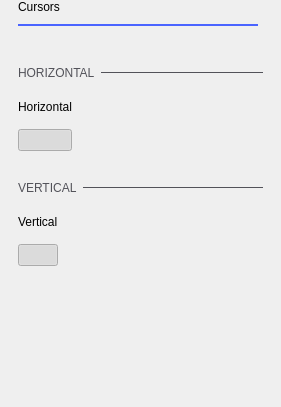
analogdevicesinc/scopy, file ui/cursors_settings.ui: the form before one commit.
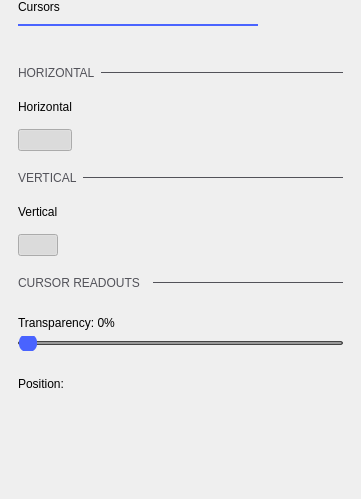
The form after the commit. Custom widgets are drawn as their Qt base class.

Commit message: Cursor settings: Add controls for the cursor readouts position and transparency

Patch:
```diff
--- a/ui/cursors_settings.ui
+++ b/ui/cursors_settings.ui
@@ -6,8 +6,8 @@
    <rect>
     <x>0</x>
     <y>0</y>
-    <width>281</width>
-    <height>407</height>
+    <width>361</width>
+    <height>499</height>
    </rect>
   </property>
   <property name="windowTitle">
@@ -216,7 +216,7 @@
      <property name="sizeHint" stdset="0">
       <size>
        <width>0</width>
-       <height>30</height>
+       <height>20</height>
       </size>
      </property>
     </spacer>
@@ -330,6 +330,223 @@
      </item>
     </layout>
    </item>
+   <item>
+    <layout class="QVBoxLayout" name="verticalLayout_2">
+     <property name="leftMargin">
+      <number>0</number>
+     </property>
+     <property name="topMargin">
+      <number>0</number>
+     </property>
+     <property name="rightMargin">
+      <number>0</number>
+     </property>
+    </layout>
+   </item>
+   <item>
+    <spacer name="verticalSpacer_8">
+     <property name="orientation">
+      <enum>Qt::Vertical</enum>
+     </property>
+     <property name="sizeType">
+      <enum>QSizePolicy::Fixed</enum>
+     </property>
+     <property name="sizeHint" stdset="0">
+      <size>
+       <width>0</width>
+       <height>20</height>
+      </size>
+     </property>
+    </spacer>
+   </item>
+   <item>
+    <layout class="QVBoxLayout" name="readoutsLayout">
+     <property name="spacing">
+      <number>6</number>
+     </property>
+     <property name="leftMargin">
+      <number>0</number>
+     </property>
+     <property name="topMargin">
+      <number>0</number>
+     </property>
+     <property name="bottomMargin">
+      <number>20</number>
+     </property>
+     <item>
+      <layout class="QHBoxLayout" name="horizontalLayout_4">
+       <property name="topMargin">
+        <number>0</number>
+       </property>
+       <item>
+        <widget class="QLabel" name="label_6">
+         <property name="sizePolicy">
+          <sizepolicy hsizetype="Fixed" vsizetype="Fixed">
+           <horstretch>0</horstretch>
+           <verstretch>0</verstretch>
+          </sizepolicy>
+         </property>
+         <property name="styleSheet">
+          <string notr="true">QLabel {
+  color: rgb(82, 82, 89);
+}</string>
+         </property>
+         <property name="text">
+          <string>CURSOR READOUTS  </string>
+         </property>
+        </widget>
+       </item>
+       <item>
+        <widget class="Line" name="line_4">
+         <property name="minimumSize">
+          <size>
+           <width>0</width>
+           <height>1</height>
+          </size>
+         </property>
+         <property name="maximumSize">
+          <size>
+           <width>16777215</width>
+           <height>1</height>
+          </size>
+         </property>
+         <property name="autoFillBackground">
+          <bool>false</bool>
+         </property>
+         <property name="styleSheet">
+          <string notr="true">border: 1px solid rgb(82, 82, 89);</string>
+         </property>
+         <property name="frameShadow">
+          <enum>QFrame::Sunken</enum>
+         </property>
+         <property name="lineWidth">
+          <number>1</number>
+         </property>
+         <property name="midLineWidth">
+          <number>0</number>
+         </property>
+         <property name="orientation">
+          <enum>Qt::Horizontal</enum>
+         </property>
+        </widget>
+       </item>
+      </layout>
+     </item>
+     <item>
+      <spacer name="verticalSpacer_7">
+       <property name="orientation">
+        <enum>Qt::Vertical</enum>
+       </property>
+       <property name="sizeType">
+        <enum>QSizePolicy::Fixed</enum>
+       </property>
+       <property name="sizeHint" stdset="0">
+        <size>
+         <width>0</width>
+         <height>20</height>
+        </size>
+       </property>
+      </spacer>
+     </item>
+     <item>
+      <widget class="QLabel" name="transLabel">
+       <property name="text">
+        <string>Transparency: 0%</string>
+       </property>
+      </widget>
+     </item>
+     <item>
+      <widget class="QSlider" name="horizontalSlider">
+       <property name="styleSheet">
+        <string notr="true">QSlider::groove {
+    border: 1px solid #444444;
+    height: 2px; /* the groove expands to the size of the slider by default. by giving it a height, it has a fixed size */
+    background: #999999;
+    margin: 2px 0;
+    border-radius: 2px;
+}
+
+QSlider::handle {
+    background: rgb(73, 99, 255);
+    border: 0px solid;
+    width: 18px;
+    margin: -8px 0; /* handle is placed by default on the contents rect of the groove. Expand outside the groove */
+    border-radius: 8px;
+}
+
+QSlider::handle:disabled {
+    background: #444444;
+}</string>
+       </property>
+       <property name="orientation">
+        <enum>Qt::Horizontal</enum>
+       </property>
+      </widget>
+     </item>
+     <item>
+      <spacer name="verticalSpacer_9">
+       <property name="orientation">
+        <enum>Qt::Vertical</enum>
+       </property>
+       <property name="sizeType">
+        <enum>QSizePolicy::Fixed</enum>
+       </property>
+       <property name="sizeHint" stdset="0">
+        <size>
+         <width>0</width>
+         <height>20</height>
+        </size>
+       </property>
+      </spacer>
+     </item>
+     <item>
+      <widget class="QLabel" name="label_8">
+       <property name="text">
+        <string>Position:</string>
+       </property>
+      </widget>
+     </item>
+     <item>
+      <layout class="QHBoxLayout" name="horizontalLayout_3">
+       <property name="spacing">
+        <number>0</number>
+       </property>
+       <property name="topMargin">
+        <number>0</number>
+       </property>
+       <item>
+        <widget class="QWidget" name="posSelect" native="true">
+         <property name="sizePolicy">
+          <sizepolicy hsizetype="Fixed" vsizetype="Fixed">
+           <horstretch>0</horstretch>
+           <verstretch>0</verstretch>
+          </sizepolicy>
+         </property>
+         <property name="minimumSize">
+          <size>
+           <width>80</width>
+           <height>80</height>
+          </size>
+         </property>
+        </widget>
+       </item>
+       <item>
+        <spacer name="horizontalSpacer_3">
+         <property name="orientation">
+          <enum>Qt::Horizontal</enum>
+         </property>
+         <property name="sizeHint" stdset="0">
+          <size>
+           <width>40</width>
+           <height>20</height>
+          </size>
+         </property>
+        </spacer>
+       </item>
+      </layout>
+     </item>
+    </layout>
+   </item>
    <item>
     <spacer name="verticalSpacer">
      <property name="orientation">
```
